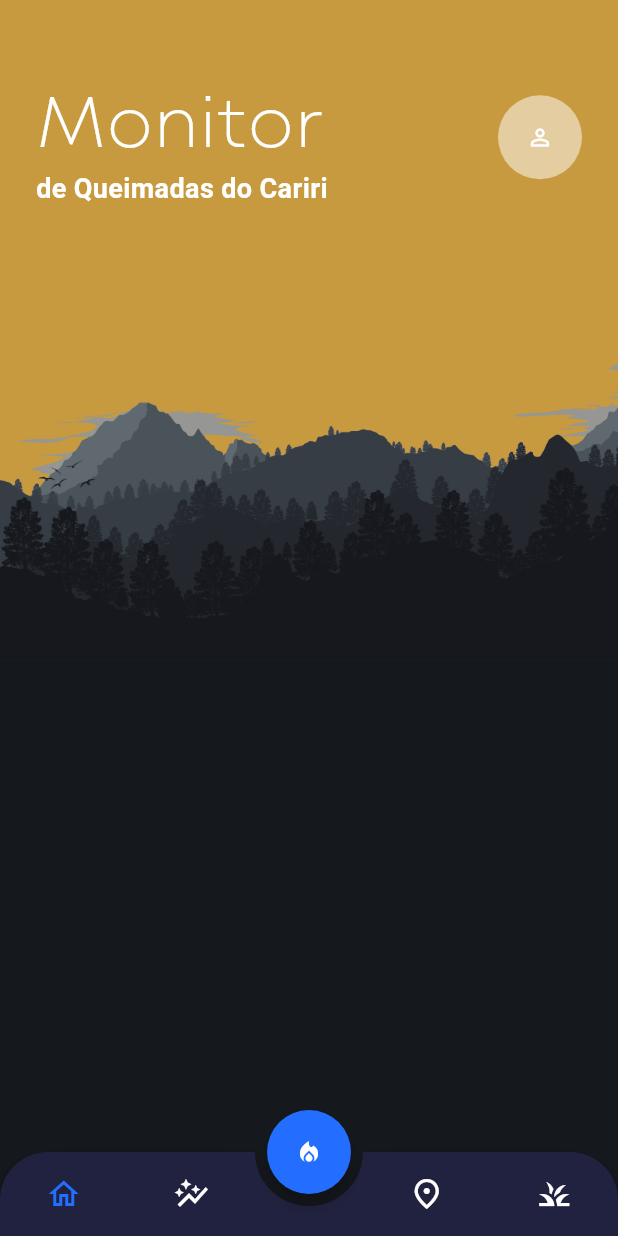
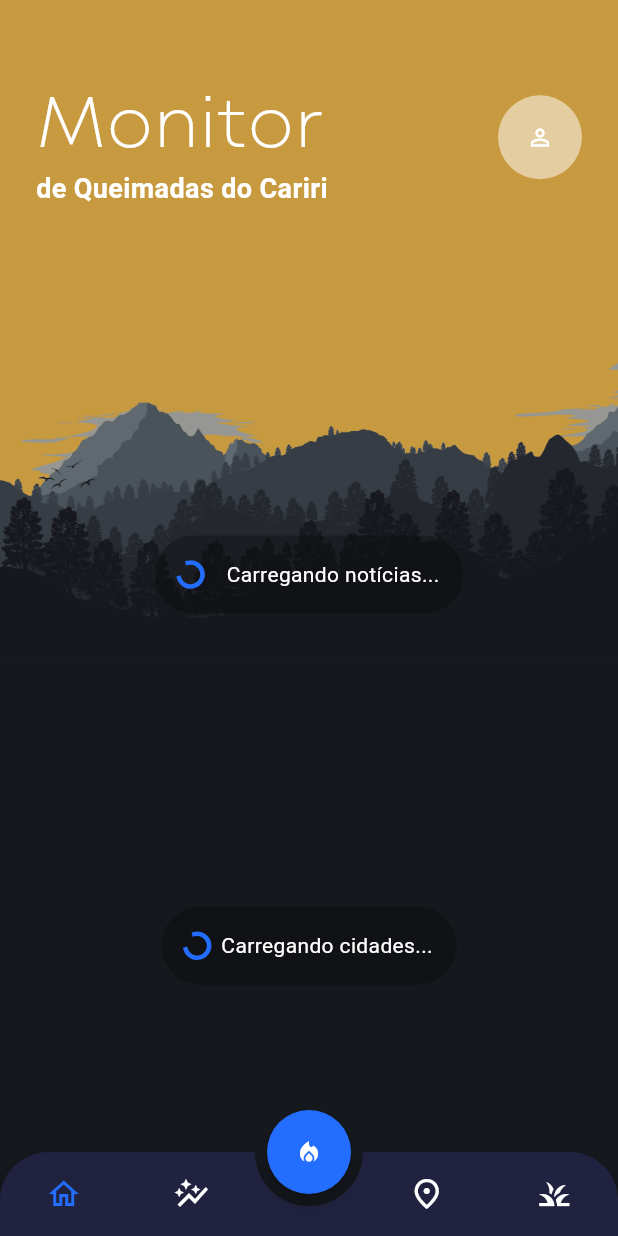
Before and after one commit to lucns-ufca/app-monitor-queimadas-cariri, a Flutter app: the MainScreenPage screen opened directly, on a phone screen of 412 x 824 dp. Run offline on Flutter 3.47's test engine with Material 3 defaults, Android fonts, the light colour scheme and no system bars; drawn by our look-alikes of animated_bottom_navigation_bar; our stand-ins replace camera, connectivity_plus, dio, fl_chart, flutter_svg, fluttertoast and 6 more; accounts and stored records are empty.

Commit message:
Loadings iniciais inseridos

```diff
--- a/lib/pages/content/tabs/TabHome.page.dart
+++ b/lib/pages/content/tabs/TabHome.page.dart
@@ -56,7 +56,52 @@ class TabHomePageState extends State<TabHomePage> {
                     child: const Icon(Icons.person_outline),
                   ))
             ])),
-        Expanded(child: Container()),
+        Expanded(
+            child: Padding(
+                padding: const EdgeInsets.symmetric(horizontal: 24),
+                child: Column(children: [
+                  const SizedBox(height: 110),
+                  Container(
+                      width: double.maxFinite,
+                      height: 220,
+                      padding: const EdgeInsets.all(16),
+                      //decoration: const BoxDecoration(color: Colors.transparent, shape: BoxShape.rectangle, borderRadius: BorderRadius.all(Radius.circular(36))),
+                      child: Center(
+                          child: Container(
+                              padding: const EdgeInsets.all(16),
+                              decoration: BoxDecoration(color: Colors.black.withOpacity(0.25), shape: BoxShape.rectangle, borderRadius: BorderRadius.all(Radius.circular(36))),
+                              child: const Row(mainAxisSize: MainAxisSize.min, children: [
+                                SizedBox(
+                                    width: 16,
+                                    height: 16,
+                                    child: CircularProgressIndicator(
+                                      color: AppColors.accent,
+                                      strokeWidth: 3,
+                                    )),
+                                SizedBox(width: 16),
+                                Text("Carregando notícias...", style: TextStyle(color: Colors.white))
+                              ])))),
+                  const SizedBox(height: 16),
+                  Expanded(
+                      child: Container(
+                          width: double.maxFinite,
+                          padding: const EdgeInsets.all(16),
+                          child: Center(
+                              child: Container(
+                                  padding: const EdgeInsets.all(16),
+                                  decoration: BoxDecoration(color: Colors.black.withOpacity(0.25), shape: BoxShape.rectangle, borderRadius: BorderRadius.all(Radius.circular(36))),
+                                  child: const Row(mainAxisSize: MainAxisSize.min, children: [
+                                    SizedBox(
+                                        width: 16,
+                                        height: 16,
+                                        child: CircularProgressIndicator(
+                                          color: AppColors.accent,
+                                          strokeWidth: 3,
+                                        )),
+                                    SizedBox(width: 8),
+                                    Text("Carregando cidades...", style: TextStyle(color: Colors.white))
+                                  ])))))
+                ]))),
         const SizedBox(height: 72)
       ])
     ]);
```
